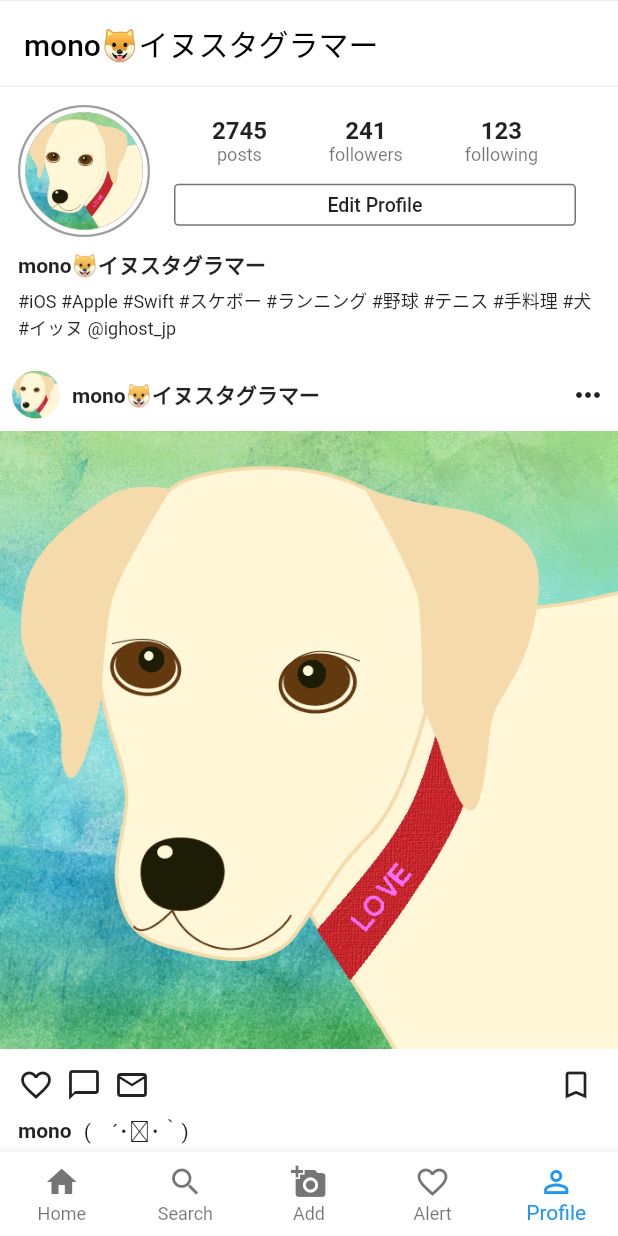
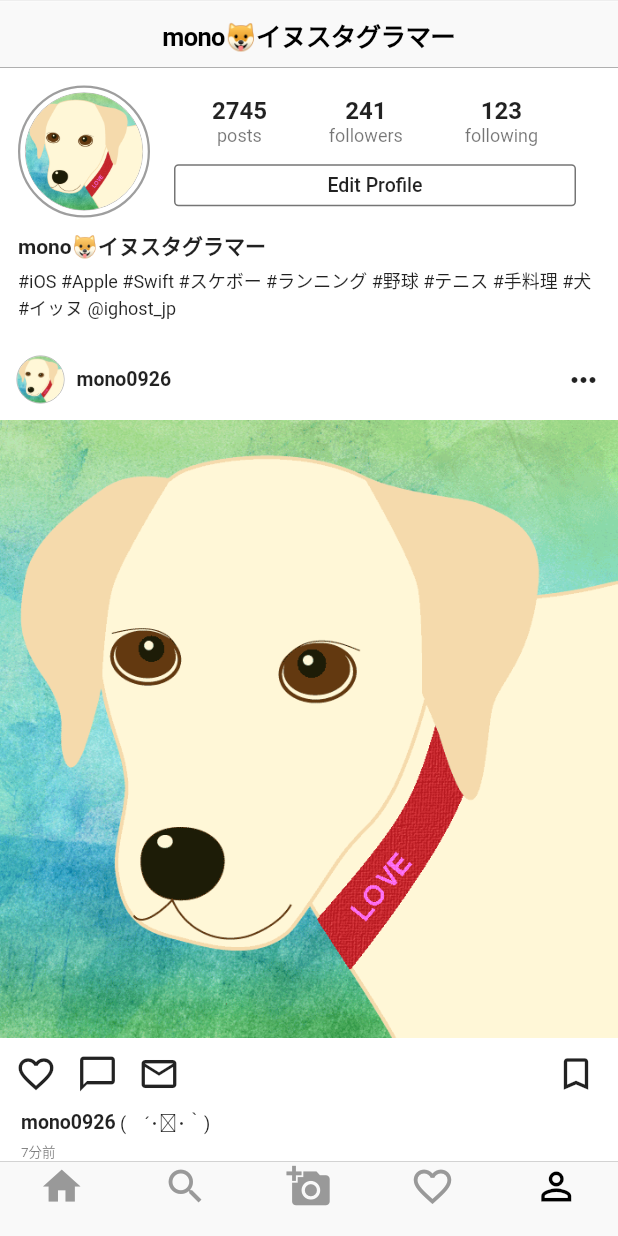
Before and after one commit to mono0926/instagram-flutter, a Flutter app: the screen it shows after launch, item 5 of the bottom bar chosen, on a phone screen of 412 x 824 dp. Run offline on Flutter 3.47's test engine with Material 2 defaults, Android fonts, the phone set to English and light mode, and no system bars.

Commit message:
Adjust design

```diff
--- a/lib/entity/user.dart
+++ b/lib/entity/user.dart
@@ -1,12 +1,18 @@
 import 'package:meta/meta.dart';
 
 class User {
+  final String account;
   final String name;
   final String imagePath; // TODO: Use GCS
   final String about;
-  User({@required this.name, @required this.imagePath, @required this.about});
+  User(
+      {@required this.account,
+      @required this.name,
+      @required this.imagePath,
+      @required this.about});
 
   static final me = new User(
+      account: 'mono0926',
       name: 'mono🐶イヌスタグラマー',
       imagePath: 'images/love.png',
       about:
--- a/lib/page/home_page.dart
+++ b/lib/page/home_page.dart
@@ -1,19 +1,43 @@
+import 'package:flutter/cupertino.dart';
 import 'package:flutter/material.dart';
 import 'package:mono_sample/entity/post.dart';
 import 'package:mono_sample/page/post_widget.dart';
+
+//class IOSAppBar extends AppBar {
+//  @override
+//  // TODO: implement preferredSize
+//  Size get preferredSize => new Size.fromHeight(44 + (bottom?.preferredSize?.height ?? 0.0));
+//  @override
+//  IOSAppBar({
+//    Key key,
+//    super.leading,
+//    this.automaticallyImplyLeading = true,
+//    this.title,
+//    this.actions,
+//    this.flexibleSpace,
+//    this.bottom,
+//    this.elevation = 4.0,
+//    this.backgroundColor,
+//    this.brightness,
+//    this.iconTheme,
+//    this.textTheme,
+//    this.primary = true,
+//    this.centerTitle,
+//    this.titleSpacing = NavigationToolbar.kMiddleSpacing,
+//    this.toolbarOpacity = 1.0,
+//    this.bottomOpacity = 1.0,
+//  })
+//}
 
 class HomePage extends StatelessWidget {
   @override
   Widget build(BuildContext context) {
     return Scaffold(
-      appBar: AppBar(
-        title: Text(
+      appBar: CupertinoNavigationBar(
+        middle: Text(
           "イッヌスタグラム",
           style: TextStyle(color: Colors.black),
         ),
-        backgroundColor: Colors.white,
-        brightness: Brightness.light,
-        elevation: 0.0,
       ),
       body: Container(
         child: ListView(
@@ -22,11 +46,6 @@ class HomePage extends StatelessWidget {
             return PostWidget(post: post);
           }).toList(),
         ),
-        decoration: BoxDecoration(
-          border: Border(
-            top: BorderSide(color: Colors.grey[200]),
-          ),
-        ),
       ),
     );
   }
--- a/lib/page/main_page.dart
+++ b/lib/page/main_page.dart
@@ -1,3 +1,4 @@
+import 'package:flutter/cupertino.dart';
 import 'package:flutter/material.dart';
 import 'package:mono_sample/layout_type.dart';
 import 'package:mono_sample/page/home_page.dart';
@@ -14,7 +15,7 @@ class _MainPageState extends State<MainPage> {
   @override
   Widget build(BuildContext context) {
     return Scaffold(
-      bottomNavigationBar: _buildBottomNavigationBar(),
+      bottomNavigationBar: _buildTabBar(),
       body: Container(
         child: _buildPage(),
         decoration: BoxDecoration(
@@ -26,9 +27,10 @@ class _MainPageState extends State<MainPage> {
     );
   }
 
-  BottomNavigationBar _buildBottomNavigationBar() {
-    return BottomNavigationBar(
-      type: BottomNavigationBarType.fixed,
+  CupertinoTabBar _buildTabBar() {
+    return CupertinoTabBar(
+//      type: BottomNavigationBarType.fixed,
+      activeColor: Theme.of(context).primaryColor,
       currentIndex: _currentIndex,
       items: [
         _buildNavigationItem(LayoutType.home),
@@ -43,7 +45,11 @@ class _MainPageState extends State<MainPage> {
 
   BottomNavigationBarItem _buildNavigationItem(LayoutType type) {
     return BottomNavigationBarItem(
-        title: Text(_navigationBarTitle(type)), icon: Icon(_icon(type)));
+        title: Text(
+          '',
+          style: TextStyle(fontSize: 0.0),
+        ),
+        icon: Icon(_icon(type)));
   }
 
   IconData _icon(LayoutType type) {
@@ -60,23 +66,6 @@ class _MainPageState extends State<MainPage> {
         return Icons.person_outline;
       default:
         return Icons.add;
-    }
-  }
-
-  String _navigationBarTitle(LayoutType type) {
-    switch (type) {
-      case LayoutType.home:
-        return 'Home';
-      case LayoutType.search:
-        return 'Search';
-      case LayoutType.add:
-        return 'Add';
-      case LayoutType.alert:
-        return 'Alert';
-      case LayoutType.profile:
-        return 'Profile';
-      default:
-        return '';
     }
   }
 
--- a/lib/page/post_widget.dart
+++ b/lib/page/post_widget.dart
@@ -11,7 +11,7 @@ class PostWidget extends StatelessWidget {
       return Column(
         children: <Widget>[
           Container(
-            padding: EdgeInsets.all(8.0),
+            padding: EdgeInsets.all(11.0),
             child: Row(
               mainAxisAlignment: MainAxisAlignment.spaceBetween,
               children: <Widget>[
@@ -19,14 +19,17 @@ class PostWidget extends StatelessWidget {
                   children: <Widget>[
                     Container(
                       width: 32.0,
+                      decoration: BoxDecoration(
+                          shape: BoxShape.circle,
+                          border: Border.all(color: Colors.grey, width: 0.5)),
                       child: ClipOval(
                         child: Image.asset(post.user.imagePath),
                       ),
                     ),
                     Container(width: 8.0),
                     Text(
-                      post.user.name,
-                      style: TextStyle(fontWeight: FontWeight.w600),
+                      post.user.account,
+                      style: TextStyle(fontWeight: FontWeight.w600, fontSize: 13.0),
                     )
                   ],
                 ),
@@ -36,7 +39,7 @@ class PostWidget extends StatelessWidget {
           ),
           Image.asset(post.imagePath),
           Padding(
-            padding: EdgeInsets.all(12.0),
+            padding: EdgeInsets.all(10.0),
             child: Column(
               crossAxisAlignment: CrossAxisAlignment.start,
               children: <Widget>[
@@ -45,38 +48,47 @@ class PostWidget extends StatelessWidget {
                   children: <Widget>[
                     Row(
                       children: <Widget>[
-                        Icon(Icons.favorite_border),
-                        Container(width: 8.0),
-                        Icon(Icons.chat_bubble_outline),
-                        Container(width: 8.0),
-                        Icon(Icons.mail_outline),
+                        _buildIcon(Icons.favorite_border),
+                        Container(width: 13.0),
+                        _buildIcon(Icons.chat_bubble_outline),
+                        Container(width: 13.0),
+                        _buildIcon(Icons.mail_outline),
                       ],
                     ),
                     Row(
                       children: <Widget>[
                         Padding(
                           padding: const EdgeInsets.symmetric(horizontal: 4.0),
-                          child: Icon(Icons.bookmark_border),
+                          child: _buildIcon(Icons.bookmark_border),
                         )
                       ],
                     ),
                   ],
                 ),
-                Container(height: 8.0),
+                Container(height: 9.0),
+                Padding(
+                  padding: const EdgeInsets.only(left: 4.0),
+                  child: Column(
+                    crossAxisAlignment: CrossAxisAlignment.start,
+                    children: <Widget>[
                       Row(
                         children: <Widget>[
                           Text(
-                      'mono',
-                      style: TextStyle(fontWeight: FontWeight.w600),
+                            post.user.account,
+                            style: TextStyle(fontWeight: FontWeight.w600, fontSize: 13.0),
                           ),
-                    Container(width: 8.0),
-                    Text(post.comment)
+                          Container(width: 3.0),
+                          Text(post.comment,
+                              style: TextStyle(fontSize: 12.0))
                         ],
                       ),
                       Container(height: 4.0),
                       // TODO: use real data
                       Text('7分前',
-                    style: TextStyle(color: Colors.black54, fontSize: 12.0))
+                          style: TextStyle(color: Colors.black54, fontSize: 9.0)),
+                    ],
+                  ),
+                )
               ],
             ),
           ),
@@ -84,4 +96,6 @@ class PostWidget extends StatelessWidget {
       );
     }
   }
+
+  Icon _buildIcon(IconData icon) => Icon(icon, size: 28.0,);
 }
--- a/lib/page/profile_page.dart
+++ b/lib/page/profile_page.dart
@@ -1,3 +1,4 @@
+import 'package:flutter/cupertino.dart';
 import 'package:flutter/material.dart';
 import 'package:mono_sample/entity/post.dart';
 import 'package:mono_sample/entity/user.dart';
@@ -8,23 +9,15 @@ class ProfilePage extends StatelessWidget {
   @override
   Widget build(BuildContext context) {
     return Scaffold(
-      appBar: AppBar(
-        title: Text(
+      appBar: CupertinoNavigationBar(
+        middle: Text(
           me.name,
           style: TextStyle(color: Colors.black),
         ),
-        backgroundColor: Colors.white,
-        brightness: Brightness.light,
-        elevation: 0.0,
       ),
       body: Container(
         child: ListView(
           children: _buildChildren(),
-        ),
-        decoration: BoxDecoration(
-          border: Border(
-            top: BorderSide(color: Colors.grey[200]),
-          ),
         ),
       ),
     );
--- a/pubspec.yaml
+++ b/pubspec.yaml
@@ -7,7 +7,7 @@ description: A new Flutter application.
 # Both the version and the builder number may be overridden in flutter
 # build by specifying --build-name and --build-number, respectively.
 # Read more about versioning at semver.org.
-version: 1.0.0+1
+version: 1.0.0+1i
 
 dependencies:
   flutter:
```
Also changed, not shown: 1 other file. Lines whose indentation alone changed are shown as unchanged.
